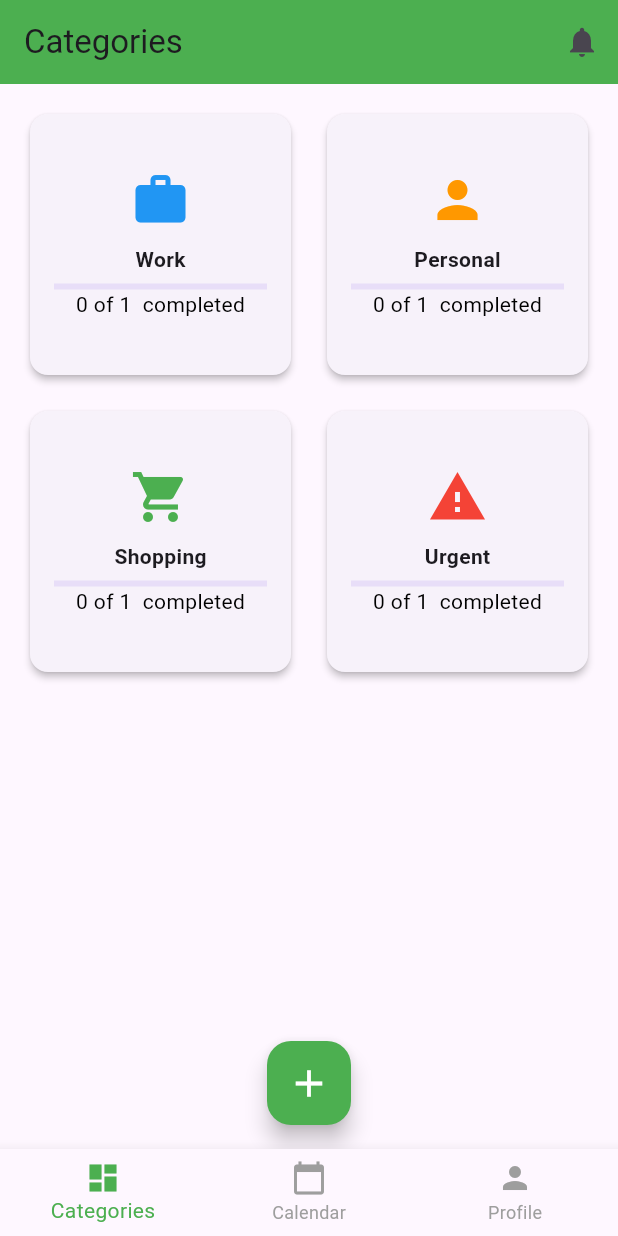
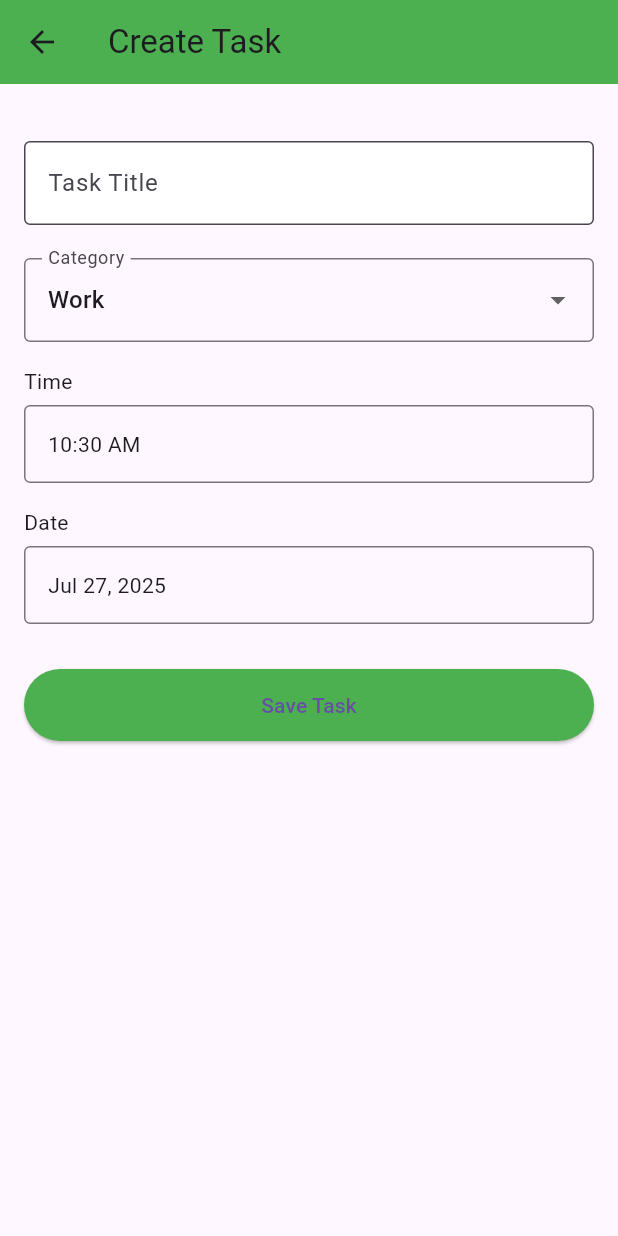
Before and after one commit to Flexydea/todo_app, a Flutter app: the screen it shows after launch, after a tap on the "add" icon, on a phone screen of 412 x 824 dp. Run offline on Flutter 3.47's test engine with Material 3 defaults, Android fonts, the phone set to English and light mode, and no system bars; our stand-ins replace fl_chart, lottie, shared_preferences, table_calendar.

Commit message:
create task done and newly created at the top of task list

```diff
--- /dev/null
+++ b/lib/screens/add_task_screen.dart
@@ -0,0 +1,144 @@
+import 'package:flutter/material.dart';
+import 'package:todo_app/models/calendar_model.dart'; // adjust if needed
+import 'package:intl/intl.dart';
+
+class AddTaskScreen extends StatefulWidget {
+  const AddTaskScreen({super.key});
+
+  @override
+  State<AddTaskScreen> createState() => _AddTaskScreenState();
+}
+
+class _AddTaskScreenState extends State<AddTaskScreen> {
+  final _formKey = GlobalKey<FormState>();
+  final _titleController = TextEditingController();
+  String _selectedCategory = 'Work';
+  TimeOfDay _selectedTime = TimeOfDay.now();
+  DateTime _selectedDate = DateTime.now();
+
+  final List<String> _categories = ['Work', 'Personal', 'Shopping', 'Urgent'];
+
+  void _pickTime() async {
+    final TimeOfDay? picked = await showTimePicker(
+      context: context,
+      initialTime: _selectedTime,
+    );
+    if (picked != null) {
+      setState(() {
+        _selectedTime = picked;
+      });
+    }
+  }
+
+  void _pickDate() async {
+    final DateTime? picked = await showDatePicker(
+      context: context,
+      initialDate: _selectedDate,
+      firstDate: DateTime(2022),
+      lastDate: DateTime(2030),
+    );
+    if (picked != null) {
+      setState(() {
+        _selectedDate = picked;
+      });
+    }
+  }
+
+  void _saveTask() {
+    if (_formKey.currentState!.validate()) {
+      final newTask = Calendar(
+        title: _titleController.text,
+        category: _selectedCategory,
+        time: _selectedTime,
+        date: _selectedDate,
+      );
+
+      Navigator.pop(context, newTask);
+    }
+  }
+
+  @override
+  Widget build(BuildContext context) {
+    return Scaffold(
+      appBar: AppBar(
+        title: const Text('Create Task'),
+        backgroundColor: Colors.green,
+      ),
+      body: Padding(
+        padding: const EdgeInsets.all(16),
+        child: Form(
+          key: _formKey,
+          child: ListView(
+            children: [
+              const SizedBox(height: 16),
+              const SizedBox(height: 6),
+              TextFormField(
+                controller: _titleController,
+                decoration: const InputDecoration(
+                  labelText: "Task Title",
+                  border: OutlineInputBorder(),
+                  filled: true,
+                  fillColor: Colors.white,
+                ),
+                validator: (value) =>
+                    value == null || value.isEmpty ? 'Enter a title' : null,
+              ),
+              const SizedBox(height: 16),
+              const SizedBox(height: 6),
+              DropdownButtonFormField<String>(
+                value: _selectedCategory,
+                items: _categories
+                    .map(
+                      (cat) => DropdownMenuItem(value: cat, child: Text(cat)),
+                    )
+                    .toList(),
+                onChanged: (value) {
+                  if (value != null) {
+                    setState(() => _selectedCategory = value);
+                  }
+                },
+                decoration: const InputDecoration(
+                  labelText: 'Category',
+                  border: OutlineInputBorder(),
+                ),
+              ),
+              const SizedBox(height: 16),
+              const Text('Time'),
+              const SizedBox(height: 6),
+              GestureDetector(
+                onTap: _pickTime,
+                child: InputDecorator(
+                  decoration: const InputDecoration(
+                    border: OutlineInputBorder(),
+                  ),
+                  child: Text(_selectedTime.format(context)),
+                ),
+              ),
+              const SizedBox(height: 16),
+              const Text('Date'),
+              const SizedBox(height: 6),
+              GestureDetector(
+                onTap: _pickDate,
+                child: InputDecorator(
+                  decoration: const InputDecoration(
+                    border: OutlineInputBorder(),
+                  ),
+                  child: Text(DateFormat.yMMMd().format(_selectedDate)),
+                ),
+              ),
+              const SizedBox(height: 30),
+              ElevatedButton(
+                onPressed: _saveTask,
+                style: ElevatedButton.styleFrom(
+                  backgroundColor: Colors.green,
+                  padding: const EdgeInsets.symmetric(vertical: 14),
+                ),
+                child: const Text('Save Task'),
+              ),
+            ],
+          ),
+        ),
+      ),
+    );
+  }
+}
--- a/lib/screens/category_screen.dart
+++ b/lib/screens/category_screen.dart
@@ -1,20 +1,25 @@
 import 'package:flutter/foundation.dart';
 import 'package:flutter/material.dart';
+import 'package:lottie/lottie.dart';
 import 'package:todo_app/data/sample_categories.dart';
+import 'package:todo_app/screens/add_task_screen.dart';
 import 'package:todo_app/screens/calendar_screen.dart';
 import 'package:todo_app/screens/task_list_screen.dart';
 import 'package:todo_app/widgets/category_card.dart';
 import 'package:todo_app/screens/category_screen.dart';
 import 'package:todo_app/models/category_model.dart';
 import 'package:todo_app/models/calendar_model.dart';
+import 'package:todo_app/screens/add_task_screen.dart';
 
 class CategoryScreen extends StatelessWidget {
   final List<Calendar> tasks;
-  final Function(String) onCategoryTap;
+  final void Function(Calendar task) onTaskAdded;
+  final void Function(String category) onCategoryTap;
 
   const CategoryScreen({
     super.key,
     required this.tasks,
+    required this.onTaskAdded,
     required this.onCategoryTap,
   });
 
@@ -54,12 +59,55 @@ class CategoryScreen extends StatelessWidget {
 
       // Floating Create Button
       floatingActionButton: FloatingActionButton(
-        onPressed: () {
-          // TODO: Handle create list action
+        onPressed: () async {
+          final newTask = await Navigator.push(
+            context,
+            MaterialPageRoute(builder: (_) => const AddTaskScreen()),
+          );
+
+          if (newTask != null && newTask is Calendar) {
+            onTaskAdded(newTask);
+
+            // Show success animation
+            showDialog(
+              context: context,
+              barrierDismissible: false,
+              builder: (_) => Dialog(
+                backgroundColor: Colors.white,
+                shape: RoundedRectangleBorder(
+                  borderRadius: BorderRadius.circular(16),
+                ),
+                child: SizedBox(
+                  height: 200,
+                  width: 200,
+                  child: Column(
+                    mainAxisAlignment: MainAxisAlignment.center,
+                    children: [
+                      Lottie.asset(
+                        'assets/animations/success_check.json', // Use your actual file path
+                        repeat: false,
+                        height: 120,
+                        width: 120,
+                      ),
+                      const SizedBox(height: 10),
+                      const Text(
+                        "Task Created!",
+                        style: TextStyle(fontWeight: FontWeight.bold),
+                      ),
+                    ],
+                  ),
+                ),
+              ),
+            );
+
+            // Auto close the animation
+            Future.delayed(const Duration(seconds: 2), () {
+              if (context.mounted) Navigator.of(context).pop();
+            });
+          }
         },
         backgroundColor: Colors.green,
         child: const Icon(Icons.add, size: 30, color: Colors.white),
-        // label: const Text('Create'),
       ),
       floatingActionButtonLocation: FloatingActionButtonLocation.centerFloat,
     );
--- a/lib/screens/home_tabs_screen.dart
+++ b/lib/screens/home_tabs_screen.dart
@@ -50,6 +50,11 @@ class _HomeTabsScreenState extends State<HomeTabsScreen> {
         setState(() {
           _selectedCategory = selectedCategory;
           _currentIndex = 1;
+        });
+      },
+      onTaskAdded: (newTask) {
+        setState(() {
+          _tasks.add(newTask);
         });
       },
     ),
```
Also changed, not shown: lib/screens/calendar_screen.dart (+6 -2 lines).
